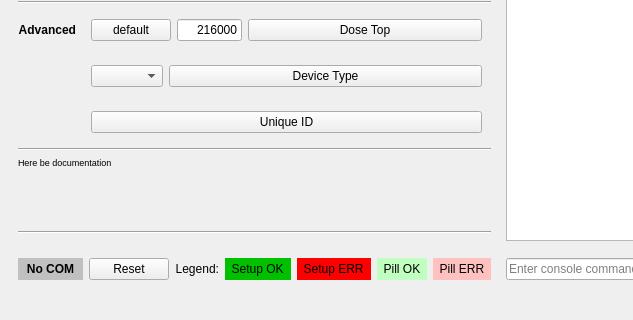
Kreyl/armlet, file MeshConsole/PillControl.ui: the form before one commit; both pictures show x 0 to 633 and y 249 to 569 of the 771 by 569 pixel window.
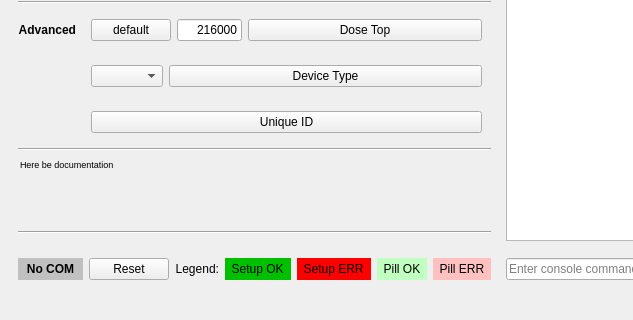
The form after the commit. Icons and pictures are not drawn. Custom widgets are drawn as their Qt base class.

What changed in the file:
```diff
--- a/MeshConsole/PillControl.ui
+++ b/MeshConsole/PillControl.ui
@@ -336,6 +336,9 @@
             <pointsize>7</pointsize>
            </font>
           </property>
+          <property name="styleSheet">
+           <string notr="true">padding-right: 5px</string>
+          </property>
           <property name="text">
            <string>Here be documentation</string>
           </property>
```
